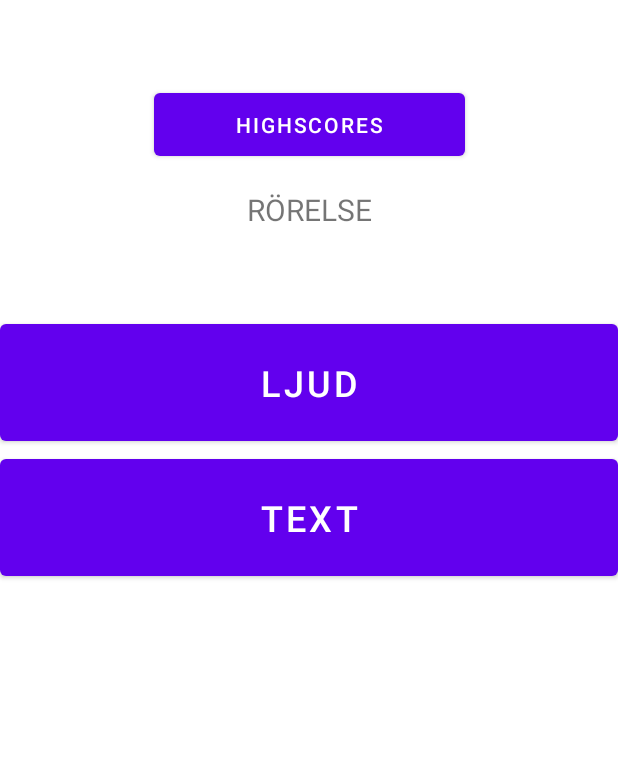
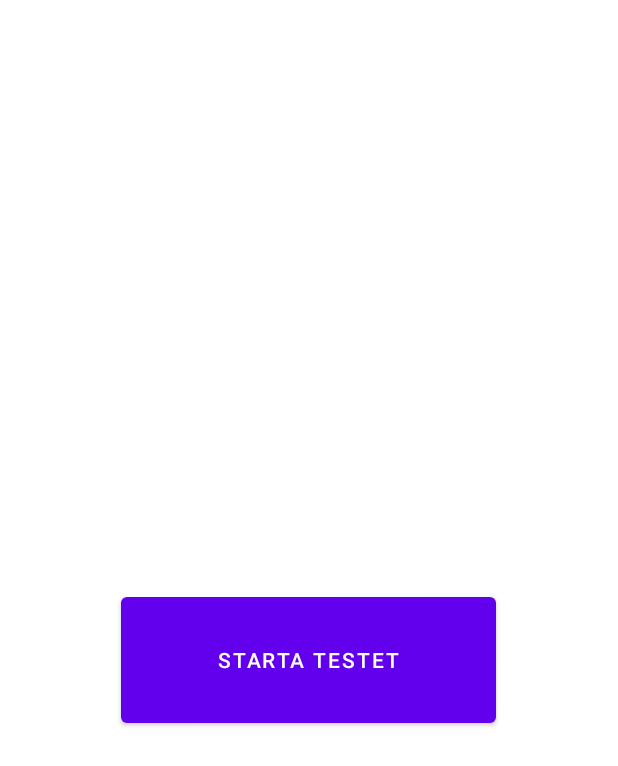
Before and after one commit to TrisseC/MedTechApp, an Android app: the MotionReaction screen opened directly, with no data from a screen before it, on a phone screen of 412 x 824 dp. Shown: the top 766 px of the screen. Run offline under Robolectric (Android 15) with nearby library versions, the phone set to English and light mode, and no system bars.

Commit message:
Added part of Motion Skeleton

```diff
--- a/app/src/main/java/com/example/medtechapp/MainActivity.java
+++ b/app/src/main/java/com/example/medtechapp/MainActivity.java
@@ -43,6 +43,12 @@ public class MainActivity extends AppCompatActivity {
         startActivity(intent);
     }
 
+    public void openMovement(View view){
+        playClickSound();
+        Intent intent = new Intent(this, MotionReaction.class);
+        startActivity(intent);
+    }
+
     private void playClickSound() {
         MediaPlayer clickSound = MediaPlayer.create(this, R.raw.go);
         clickSound.start();
--- a/app/src/main/java/com/example/medtechapp/MotionReaction.java
+++ b/app/src/main/java/com/example/medtechapp/MotionReaction.java
@@ -3,19 +3,47 @@ package com.example.medtechapp;
 import androidx.appcompat.app.AppCompatActivity;
 import androidx.core.content.ContextCompat;
 
+import android.hardware.Sensor;
+import android.hardware.SensorEvent;
+import android.hardware.SensorEventListener;
 import android.media.MediaPlayer;
 import android.os.Bundle;
+import android.os.Handler;
 import android.view.View;
 
-public class MotionReaction extends AppCompatActivity {
+import java.util.Random;
 
+public class MotionReaction extends AppCompatActivity implements SensorEventListener {
+
+    private Handler handler;
+    private Random random;
     private View root;
+    final private int rounds = 5;
+    final private double maxWait = 3500.0;
+    final private double minWait = 1000.0;
 
     @Override
     protected void onCreate(Bundle savedInstanceState) {
         super.onCreate(savedInstanceState);
         setContentView(R.layout.activity_motion);
         root = findViewById(R.id.screen).getRootView();
+        handler = new Handler();
+        random = new Random();
+    }
+
+    public void startTest(View view){
+        final MediaPlayer tapSound = MediaPlayer.create(this, R.raw.go);
+        tapSound.start();
+        long timer = (long) (minWait + (random.nextDouble() * (maxWait-minWait)));
+        handler.postDelayed(() -> callBack(view), timer);
+    }
+
+    public void callBack(View view){
+
+        // SHOW ARROW
+        // INIT SENSORS
+        // START TIMER
+
     }
 
     @Override
@@ -24,4 +52,14 @@ public class MotionReaction extends AppCompatActivity {
         MediaPlayer backSound = MediaPlayer.create(this, R.raw.back);
         backSound.start();
     }
+
+    @Override
+    public void onSensorChanged(SensorEvent sensorEvent) {
+        // Handle STOP HERE
+    }
+
+    @Override
+    public void onAccuracyChanged(Sensor sensor, int i) {
+
+    }
 }
--- a/app/src/main/res/layout/activity_main.xml
+++ b/app/src/main/res/layout/activity_main.xml
@@ -68,6 +68,15 @@
             android:textSize="24sp"
             tools:ignore="UsingOnClickInXml" />
 
+        <Button
+            android:id="@+id/button4"
+            android:layout_width="match_parent"
+            android:layout_height="90dp"
+            android:onClick="openMovement"
+            android:text="@string/movement_text"
+            android:textSize="24sp"
+            tools:ignore="UsingOnClickInXml" />
+
     </LinearLayout>
 
 </androidx.constraintlayout.widget.ConstraintLayout>
--- a/app/src/main/res/layout/activity_motion.xml
+++ b/app/src/main/res/layout/activity_motion.xml
@@ -8,62 +8,16 @@
     android:background="#FFFFFF"
     android:paddingTop="?attr/actionBarSize">
 
-    <androidx.fragment.app.FragmentContainerView
-        android:id="@+id/nav_host_fragment_activity_main"
-        android:name="androidx.navigation.fragment.NavHostFragment"
-        android:layout_width="match_parent"
-        android:layout_height="match_parent"
-        app:defaultNavHost="true"
-        app:navGraph="@navigation/mobile_navigation"
-        tools:layout_editor_absoluteY="326dp" />
-
     <Button
-        android:id="@+id/button"
-        android:layout_width="207dp"
-        android:layout_height="54dp"
-        android:text="HIGHSCORES"
+        android:id="@+id/continueBtn3"
+        android:layout_width="250dp"
+        android:layout_height="96dp"
+        android:onClick="startTest"
+        android:text="@string/start_test_text"
+        app:layout_constraintBottom_toBottomOf="parent"
         app:layout_constraintEnd_toEndOf="parent"
-        app:layout_constraintHorizontal_bias="0.5"
+        app:layout_constraintHorizontal_bias="0.496"
         app:layout_constraintStart_toStartOf="parent"
         app:layout_constraintTop_toTopOf="parent" />
 
-    <LinearLayout
-        android:id="@+id/top"
-        android:layout_width="match_parent"
-        android:layout_height="0dp"
-        android:layout_marginTop="100dp"
-        android:orientation="vertical"
-        app:layout_constraintEnd_toEndOf="parent"
-        app:layout_constraintHorizontal_bias="0.5"
-        app:layout_constraintStart_toStartOf="parent"
-        app:layout_constraintTop_toBottomOf="@+id/button">
-
-        <Button
-            android:id="@+id/button5"
-            android:layout_width="match_parent"
-            android:layout_height="90dp"
-            android:text="Ljud"
-            android:textSize="24sp" />
-
-        <Button
-            android:id="@+id/moveButton"
-            android:layout_width="match_parent"
-            android:layout_height="90dp"
-            android:text="Text"
-            android:textSize="24sp" />
-
-    </LinearLayout>
-
-    <TextView
-        android:id="@+id/textView"
-        android:layout_width="wrap_content"
-        android:layout_height="wrap_content"
-        android:layout_marginTop="16dp"
-        android:text="RÖRELSE"
-        android:textSize="20sp"
-        app:layout_constraintEnd_toStartOf="@+id/nav_host_fragment_activity_main"
-        app:layout_constraintHorizontal_bias="0.5"
-        app:layout_constraintStart_toEndOf="@+id/nav_host_fragment_activity_main"
-        app:layout_constraintTop_toBottomOf="@+id/button" />
-
 </androidx.constraintlayout.widget.ConstraintLayout>
```
